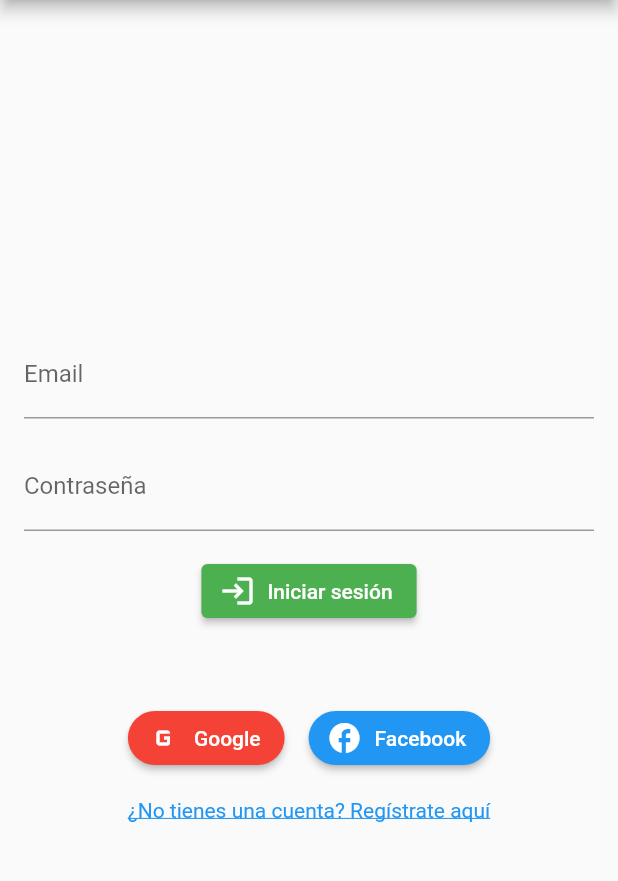
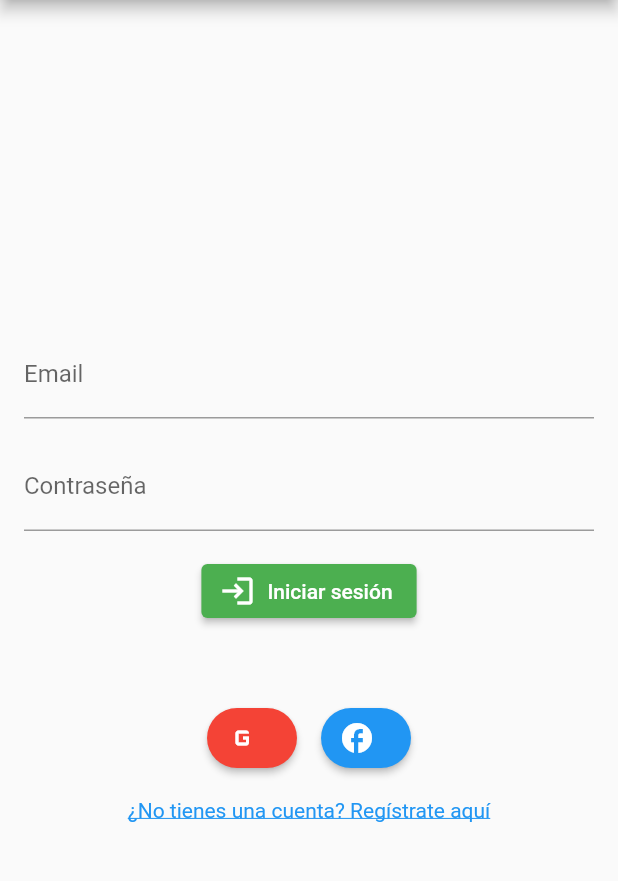
Before and after one commit to FrancaBruzzone/Obl_IHC_PruebasConFlutter, a Flutter app: the screen it shows after launch, on a phone screen of 412 x 824 dp, the part 84-965 px from its top. Run offline on Flutter 3.47's test engine with Material 2 defaults, Android fonts, the phone set to English and light mode, and no system bars; our stand-ins replace image_picker; missing offline and left inert: flutter_barcode_scanner.

Commit message:
Estilo de botones de f y g

```diff
--- a/lib/views/login_page.dart
+++ b/lib/views/login_page.dart
@@ -33,7 +33,12 @@ class LoginPage extends StatelessWidget {
                 backgroundColor: MaterialStateProperty.all<Color>(Colors.green),
               ),
               onPressed: () {
-                // Aquí iba el código para el inicio de sesión con correo y contraseña
+                // Navega a la página de inicio
+                Navigator.of(context).push(
+                  MaterialPageRoute(
+                    builder: (context) => HomePage(),
+                  ),
+                );
               },
               icon: Icon(
                 Icons.login,
@@ -57,6 +62,7 @@ class LoginPage extends StatelessWidget {
                         borderRadius: BorderRadius.circular(20.0),
                       ),
                     ),
+                    minimumSize: MaterialStateProperty.all<Size>(Size(40, 40))
                   ),
                   onPressed: () {
                     // Iniciar sesión con Google
@@ -66,7 +72,7 @@ class LoginPage extends StatelessWidget {
                     color: Colors.white,
                   ),
                   label: Text(
-                    'Google',
+                    '',
                     style: TextStyle(color: Colors.white),
                   ),
                 ),
@@ -80,6 +86,7 @@ class LoginPage extends StatelessWidget {
                         borderRadius: BorderRadius.circular(20.0),
                       ),
                     ),
+                    minimumSize: MaterialStateProperty.all<Size>(Size(40, 40))
                   ),
                   onPressed: () {
                     // Iniciar sesión con Facebook
@@ -88,10 +95,7 @@ class LoginPage extends StatelessWidget {
                     Icons.facebook,
                     color: Colors.white,
                   ),
-                  label: Text(
-                    'Facebook',
-                    style: TextStyle(color: Colors.white),
-                  ),
+                  label: Text(''),
                 ),
               ],
             ),
```
